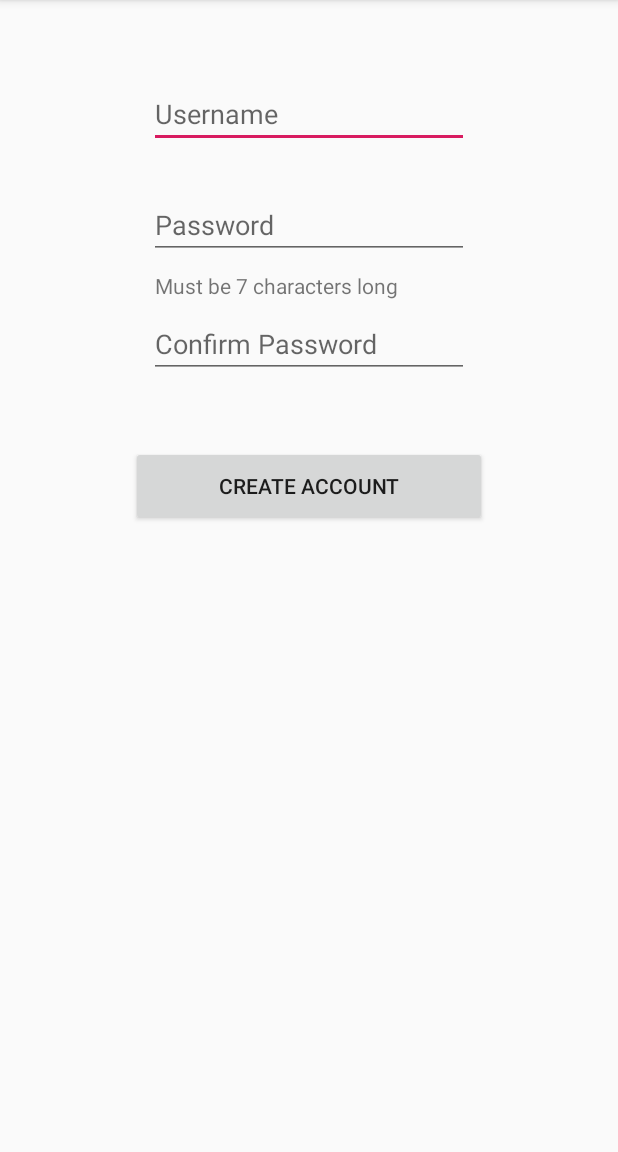
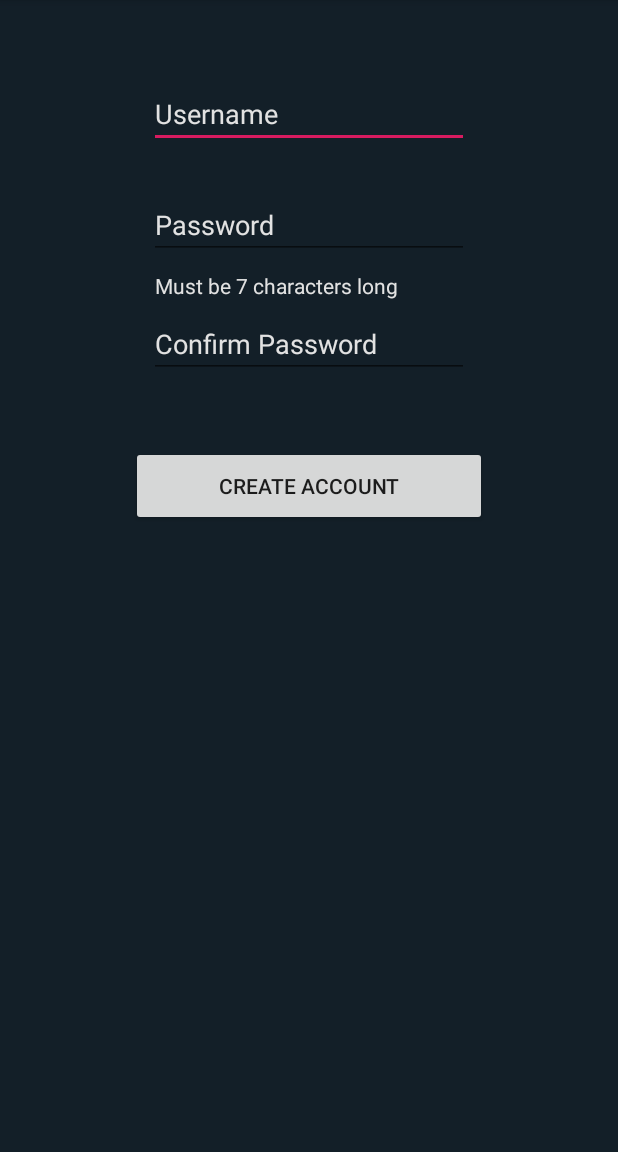
Before and after one commit to pubSpotterDev/Front_End, an Android app: the newAccountActivity screen opened directly, with no data from a screen before it, on a phone screen of 412 x 824 dp, the part 84-1236 px from its top. Run offline under Robolectric (Android 15) with nearby library versions, the phone set to English and light mode, and no system bars.

Commit message:
changing hint colour on login

```diff
--- a/ProfDev1.2/app/src/main/java/com/example/profdev11/AccountActivity.java
+++ b/ProfDev1.2/app/src/main/java/com/example/profdev11/AccountActivity.java
@@ -32,7 +32,7 @@ public class AccountActivity extends AppCompatActivity {
         int age = intent.getIntExtra("AGE",18);
 
 
-        tvName.setText("Hey "+username);
+        tvName.setText("Here are you account details");
         tvAge.setText("You are "+age+" years old");
         tvPoints.setText("You have "+points+" pub points (pp)");
 
--- a/ProfDev1.2/app/src/main/java/com/example/profdev11/NavActivity.java
+++ b/ProfDev1.2/app/src/main/java/com/example/profdev11/NavActivity.java
@@ -69,7 +69,7 @@ public class NavActivity extends AppCompatActivity {
         tvPubLabel.setText(("You are near the following pubs: "));
 
 
-       /* //Making a http call
+        //Making a http call
         HttpURLConnection urlConnection;
         InputStream in = null;
         try {
@@ -146,7 +146,7 @@ public class NavActivity extends AppCompatActivity {
         } catch (JSONException e) {
             e.printStackTrace();
         }
-*/
+
     }
 
     public String convertStreamToString(InputStream is)
--- a/ProfDev1.2/app/src/main/res/layout/activity_account.xml
+++ b/ProfDev1.2/app/src/main/res/layout/activity_account.xml
@@ -15,7 +15,7 @@
         android:layout_marginEnd="8dp"
         android:layout_marginBottom="8dp"
         android:textAlignment="center"
-        android:textSize="36sp"
+        android:textSize="30sp"
         app:layout_constraintBottom_toBottomOf="parent"
         app:layout_constraintEnd_toEndOf="parent"
         app:layout_constraintHorizontal_bias="0.509"
--- a/ProfDev1.2/app/src/main/res/layout/activity_main.xml
+++ b/ProfDev1.2/app/src/main/res/layout/activity_main.xml
@@ -6,6 +6,7 @@
     android:layout_height="match_parent"
     android:background="#131f28"
     android:textColor="#e2e2e2"
+
     tools:context=".MainActivity">
 
     <EditText
@@ -20,6 +21,7 @@
         android:hint="Name"
         android:inputType="textPersonName"
         android:textColor="#e2e2e2"
+        android:textColorHint="@color/colorText"
         app:layout_constraintBottom_toBottomOf="parent"
         app:layout_constraintEnd_toEndOf="parent"
         app:layout_constraintHorizontal_bias="0.516"
@@ -39,10 +41,10 @@
         android:hint="Password"
         android:inputType="textPersonName"
         android:textColor="#e2e2e2"
+        android:textColorHint="@color/colorText"
         app:layout_constraintBottom_toBottomOf="parent"
         app:layout_constraintEnd_toEndOf="parent"
         app:layout_constraintHorizontal_bias="0.516"
-
         app:layout_constraintStart_toStartOf="parent"
         app:layout_constraintTop_toBottomOf="@+id/etPname"
         app:layout_constraintVertical_bias="0.095" />
--- a/ProfDev1.2/app/src/main/res/layout/activity_new_account.xml
+++ b/ProfDev1.2/app/src/main/res/layout/activity_new_account.xml
@@ -4,6 +4,7 @@
     xmlns:tools="http://schemas.android.com/tools"
     android:layout_width="match_parent"
     android:layout_height="match_parent"
+    android:background="#131f28"
     tools:context=".newAccountActivity">
 
     <EditText
@@ -16,6 +17,8 @@
         android:layout_marginBottom="8dp"
         android:ems="10"
         android:hint="Username"
+        android:textColor="#e2e2e2"
+        android:textColorHint="@color/colorText"
         android:inputType="textPersonName"
         app:layout_constraintBottom_toBottomOf="parent"
         app:layout_constraintEnd_toEndOf="parent"
@@ -34,6 +37,8 @@
         android:ems="10"
         android:hint="Password"
         android:inputType="textPassword"
+        android:textColor="#e2e2e2"
+        android:textColorHint="@color/colorText"
         app:layout_constraintBottom_toBottomOf="parent"
         app:layout_constraintEnd_toEndOf="parent"
         app:layout_constraintStart_toStartOf="parent"
@@ -51,6 +56,8 @@
         android:ems="10"
         android:hint="Confirm Password"
         android:inputType="textPassword"
+        android:textColor="#e2e2e2"
+        android:textColorHint="@color/colorText"
         app:layout_constraintBottom_toBottomOf="parent"
         app:layout_constraintEnd_toEndOf="parent"
         app:layout_constraintStart_toStartOf="parent"
@@ -67,6 +74,7 @@
         android:layout_marginBottom="8dp"
         android:text="Must be 7 characters long"
         android:textAlignment="center"
+        android:textColor="#e2e2e2"
         app:layout_constraintBottom_toBottomOf="parent"
         app:layout_constraintEnd_toEndOf="parent"
         app:layout_constraintStart_toStartOf="parent"
--- a/ProfDev1.2/app/src/main/res/values/colors.xml
+++ b/ProfDev1.2/app/src/main/res/values/colors.xml
@@ -3,5 +3,6 @@
     <color name="colorPrimary">#008577</color>
     <color name="colorPrimaryDark">#00574B</color>
     <color name="colorAccent">#D81B60</color>
+    <color name="colorText">#e2e2e2</color>
 
 </resources>
```
